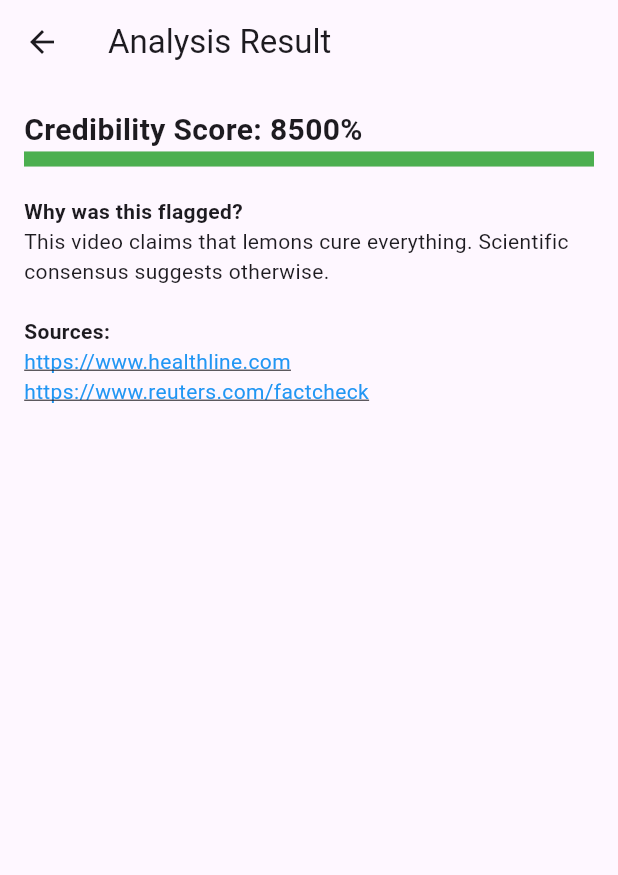
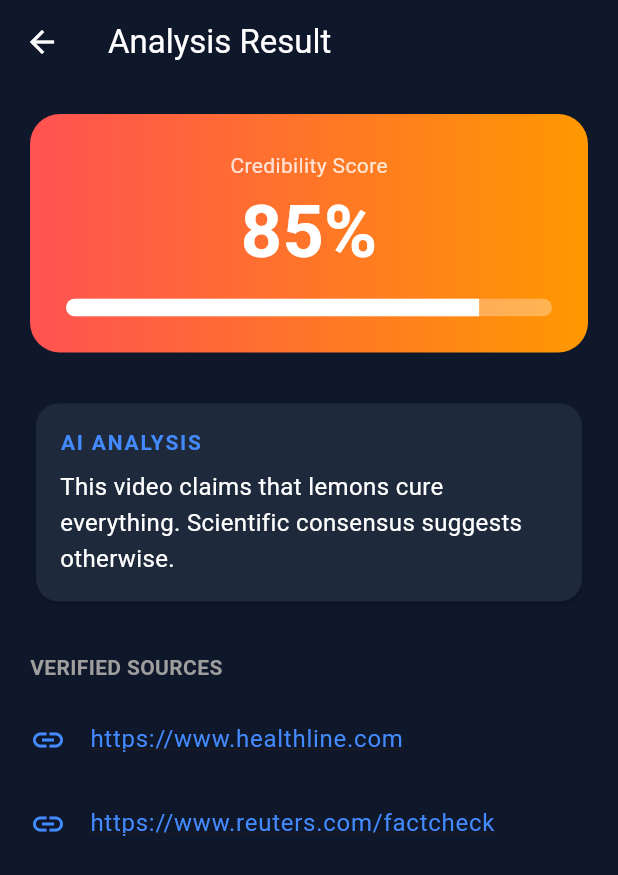
Before and after one commit to wringit/instachecker, a Flutter app: the ResultScreen screen opened directly, on a phone screen of 412 x 824 dp. Shown: the top 875 px of the screen. Run offline on Flutter 3.47's test engine with Material 3 defaults, Android fonts, the phone set to English and light mode, and no system bars; missing offline and left inert: home_widget.

Commit message:
First rendition of analysis page

```diff
--- a/instachecker/lib/main.dart
+++ b/instachecker/lib/main.dart
@@ -13,11 +13,11 @@ class MyApp extends StatelessWidget {
   @override
   Widget build(BuildContext context) {
     return MaterialApp(
-      title: 'Flutter Demo',
+      title: 'InstaChecker',
       theme: ThemeData(
         colorScheme: ColorScheme.fromSeed(seedColor: Colors.deepPurple),
       ),
-      home: const MyHomePage(title: 'Flutter Demo Home Page'),
+      home: ResultScreen(),
     );
   }
 }
@@ -42,26 +42,20 @@ class _MyHomePageState extends State<MyHomePage> {
   String dataKey = "text_from_flutter_app";
 
   @override
-  void initState(){
+  void initState() {
     super.initState();
-
-    // initialize widgets with group id
     HomeWidget.setAppGroupId(appGroupId);
   }
 
-  void _incrementCounter() async{
+  void _incrementCounter() async {
     setState(() {
       _counter++;
     });
-
-    // save widget data
     String data = "Count = $_counter";
     await HomeWidget.saveWidgetData(dataKey, data);
-
-    // updata widget data
     await HomeWidget.updateWidget(
       iOSName: iOSWidgetName,
-      androidName: androidWidgetName
+      androidName: androidWidgetName,
     );
   }
 
@@ -74,12 +68,25 @@ class _MyHomePageState extends State<MyHomePage> {
       ),
       body: Center(
         child: Column(
-          mainAxisAlignment: .center,
+          // 1. This keeps everything in the middle of the screen
+          mainAxisAlignment: MainAxisAlignment.center,
           children: [
             const Text('You have pushed the button this many times:'),
             Text(
               '$_counter',
               style: Theme.of(context).textTheme.headlineMedium,
+            ),
+
+            // 2. This is your "Go to Results" button
+            const SizedBox(height: 30), // Spacing
+            ElevatedButton(
+              onPressed: () {
+                Navigator.push(
+                  context,
+                  MaterialPageRoute(builder: (context) => ResultScreen()),
+                );
+              },
+              child: const Text('Go to Results Page'),
             ),
           ],
         ),
--- a/instachecker/lib/result_screen.dart
+++ b/instachecker/lib/result_screen.dart
@@ -1,48 +1,88 @@
 import 'package:flutter/material.dart';
-import 'package:url_launcher/url_launcher.dart'; // For clicking links
+import 'package:url_launcher/url_launcher.dart';
 
 class ResultScreen extends StatelessWidget {
-  // This is the "Contract" we talked about
-  final double score = 85;
+  // Fix: score must be between 0.0 and 1.0 for the UI bar to work
+  final double score = 0.85;
   final String status = "High Risk";
   final String reason = "This video claims that lemons cure everything. Scientific consensus suggests otherwise.";
-  final String true_post = "instagram.com/v='abbcdef'";
   final List<String> sources = [
     "https://www.healthline.com",
     "https://www.reuters.com/factcheck"
   ];
-  final DateTime time = DateTime.timestamp();
 
   @override
   Widget build(BuildContext context) {
     return Scaffold(
-      appBar: AppBar(title: Text("Analysis Result")),
-      body: Padding(
-        padding: const EdgeInsets.all(16.0),
+      // 1. Give it a deep, modern background
+      backgroundColor: const Color(0xFF0F172A),
+      appBar: AppBar(
+        title: const Text("Analysis Result", style: TextStyle(color: Colors.white)),
+        backgroundColor: Colors.transparent,
+        elevation: 0,
+        iconTheme: const IconThemeData(color: Colors.white),
+      ),
+      body: SingleChildScrollView( // Prevents "Going to hell" on small screens
+        padding: const EdgeInsets.all(20.0),
         child: Column(
-          crossAxisAlignment: CrossAxisAlignment.start,
           children: [
-            // 1. The Score Meter
-            Text("Credibility Score: ${(score * 100).toInt()}%", style: TextStyle(fontSize: 20, fontWeight: FontWeight.bold)),
-            LinearProgressIndicator(
-              value: score,
-              backgroundColor: Colors.grey[300],
-              color: score < 0.5 ? Colors.red : Colors.green,
-              minHeight: 10,
+            // 2. The "Score Card" with a Gradient
+            Container(
+              padding: const EdgeInsets.all(24),
+              decoration: BoxDecoration(
+                gradient: LinearGradient(
+                  colors: score > 0.7 ? [Colors.redAccent, Colors.orange] : [Colors.greenAccent, Colors.blue],
+                ),
+                borderRadius: BorderRadius.circular(20),
+              ),
+              child: Column(
+                children: [
+                  Text("Credibility Score", style: TextStyle(color: Colors.white.withOpacity(0.8))),
+                  Text("${(score * 100).toInt()}%", style: const TextStyle(fontSize: 48, fontWeight: FontWeight.bold, color: Colors.white)),
+                  const SizedBox(height: 10),
+                  ClipRRect(
+                    borderRadius: BorderRadius.circular(10),
+                    child: LinearProgressIndicator(
+                      value: score,
+                      minHeight: 12,
+                      backgroundColor: Colors.white.withOpacity(0.3),
+                      valueColor: const AlwaysStoppedAnimation<Color>(Colors.white),
+                    ),
+                  ),
+                ],
+              ),
             ),
-            SizedBox(height: 20),
+            const SizedBox(height: 30),
 
-            // 2. The Reason
-            Text("Why was this flagged?", style: TextStyle(fontWeight: FontWeight.bold)),
-            Text(reason),
-            SizedBox(height: 20),
+            // 3. The Reason Section (Using a Card)
+            Card(
+              color: const Color(0xFF1E293B),
+              shape: RoundedRectangleBorder(borderRadius: BorderRadius.circular(15)),
+              child: Padding(
+                padding: const EdgeInsets.all(16.0),
+                child: Column(
+                  crossAxisAlignment: CrossAxisAlignment.start,
+                  children: [
+                    const Text("AI ANALYSIS", style: TextStyle(color: Colors.blueAccent, fontWeight: FontWeight.bold, letterSpacing: 1.2)),
+                    const SizedBox(height: 8),
+                    Text(reason, style: const TextStyle(color: Colors.white, fontSize: 16, height: 1.5)),
+                  ],
+                ),
+              ),
+            ),
+            const SizedBox(height: 30),
 
-            // 3. The Links
-            Text("Sources:", style: TextStyle(fontWeight: FontWeight.bold)),
-            // This creates a list of clickable texts
-            ...sources.map((url) => InkWell(
-              onTap: () => launchUrl(Uri.parse(url)), // Opens in Browser
-              child: Text(url, style: TextStyle(color: Colors.blue, decoration: TextDecoration.underline)),
+            // 4. Stylized Sources
+            const Align(
+              alignment: Alignment.centerLeft,
+              child: Text("VERIFIED SOURCES", style: TextStyle(color: Colors.grey, fontWeight: FontWeight.bold)),
+            ),
+            const SizedBox(height: 10),
+            ...sources.map((url) => ListTile(
+              contentPadding: EdgeInsets.zero,
+              leading: const Icon(Icons.link, color: Colors.blueAccent),
+              title: Text(url, style: const TextStyle(color: Colors.blueAccent, decoration: TextDecoration.underline)),
+              onTap: () => launchUrl(Uri.parse(url)),
             )).toList(),
           ],
         ),
```
Also changed, not shown: 7 other files.
